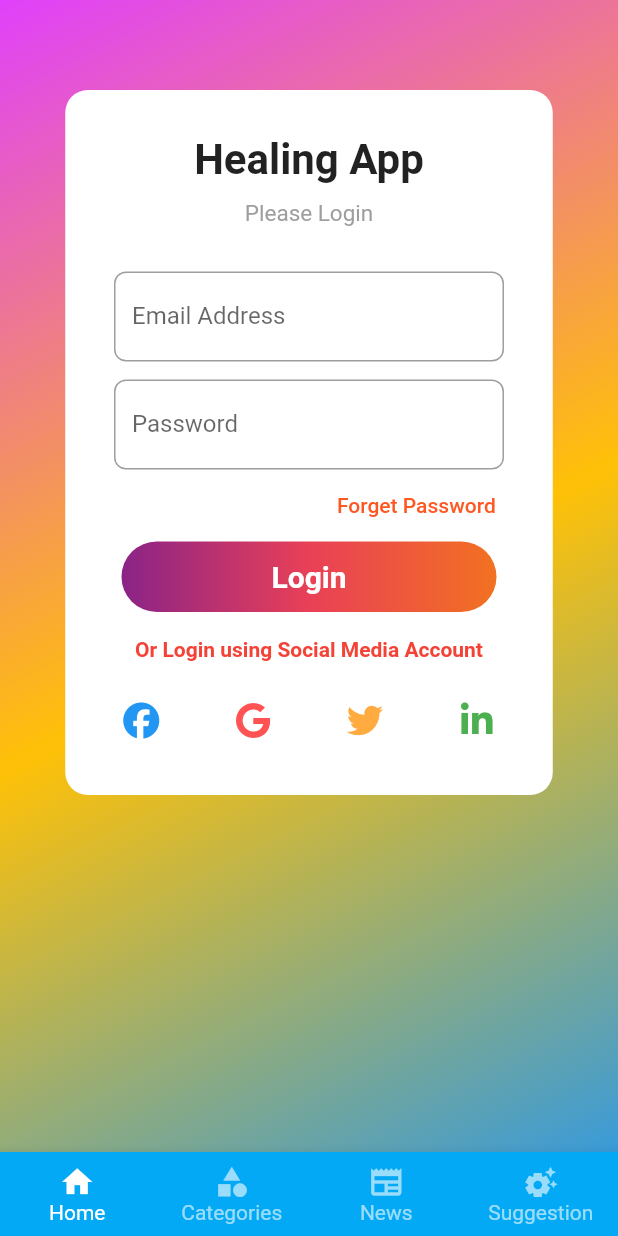
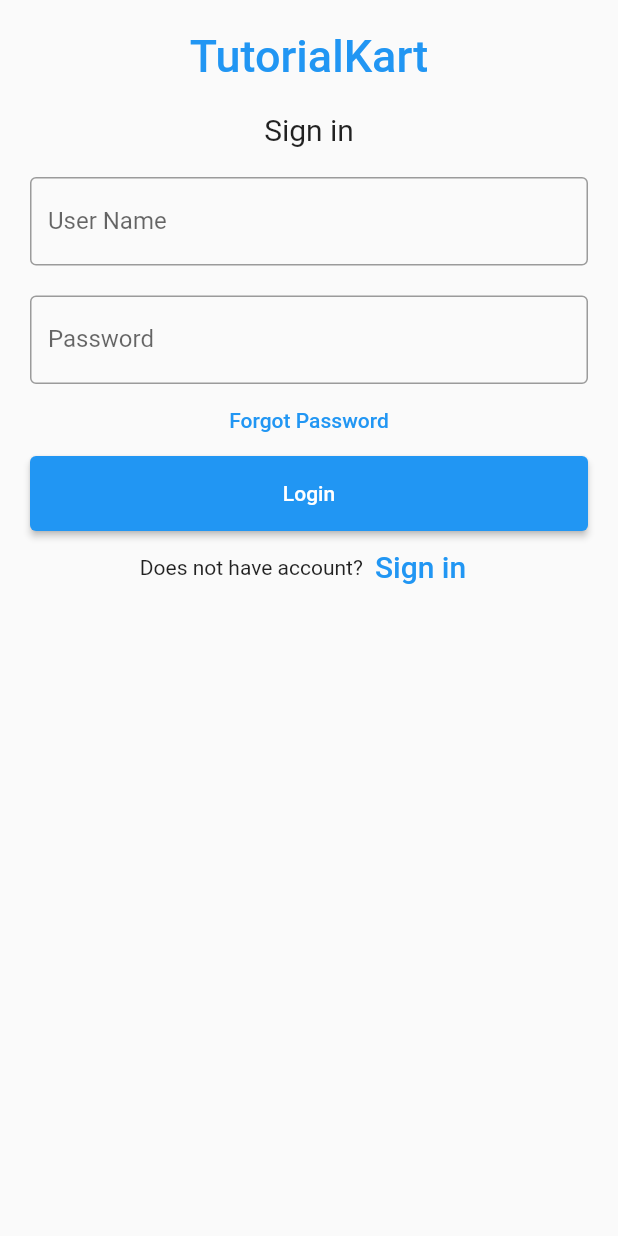
Before and after one commit to RakeshBhardwaj-coder/healingapp, a Flutter app: the screen it shows after launch, on a phone screen of 412 x 824 dp. Run offline on Flutter 3.47's test engine with Material 2 defaults, Android fonts, the phone set to English and light mode, and no system bars; our stand-ins replace carousel_slider, cloud_firestore, dropdown_search, file_picker, firebase_auth, firebase_core and 8 more; missing offline and left inert: dart:ffi; accounts and stored records are empty.

Commit message:
now to login is working

```diff
--- a/lib/main.dart
+++ b/lib/main.dart
@@ -2,6 +2,7 @@ import 'dart:ffi';
 import 'package:firebase_core/firebase_core.dart';
 import 'package:flutter/material.dart';
 import 'package:healingapp/pages/askQue.dart';
+import 'package:healingapp/pages/loginPage.dart';
 import 'package:healingapp/pages/signup.dart';
 import 'package:healingapp/pages/signup2.dart';
 import 'package:healingapp/routes.dart';
@@ -42,11 +43,11 @@ class MyApp extends StatelessWidget {
               child: MaterialApp(
                 themeMode: ThemeMode.light,
                 debugShowCheckedModeBanner: false,
-                initialRoute: MyRoutes.navigatorRoute,
+                initialRoute: MyRoutes.loginRoute,
                 routes: {
                   "/": (context) => SignUpWidget(),
                   MyRoutes.homeRoute: (context) => SignUpWidget(),
-                  MyRoutes.loginRoute: (context) => SignUpPage(),
+                  MyRoutes.loginRoute: (context) => LoginPage2(),
                   MyRoutes.askQueRoute: (context) => AskQue(),
                   MyRoutes.navigatorRoute: (context) => bottomNavigatorBar(),
                   MyRoutes.tryApp: (context) => CameraWidget(),
--- /dev/null
+++ b/lib/pages/loginPage.dart
@@ -0,0 +1,132 @@
+import 'dart:io';
+
+import 'package:flutter/material.dart';
+import 'package:form_field_validator/form_field_validator.dart';
+import 'package:healingapp/pages/login_page.dart';
+import 'package:healingapp/pages/signup.dart';
+import 'package:healingapp/widgets/bottomNavigatorBar.dart';
+
+class LoginPage2 extends StatefulWidget {
+  LoginPage2({Key? key}) : super(key: key);
+
+  @override
+  _LoginPage2State createState() => _LoginPage2State();
+}
+
+class _LoginPage2State extends State<LoginPage2> {
+  GlobalKey<FormState> formkey = GlobalKey<FormState>();
+
+  @override
+  Widget build(BuildContext context) {
+    return Material(
+      child: Form(
+        key: formkey,
+        child: Padding(
+            padding: const EdgeInsets.all(10),
+            child: ListView(
+              children: <Widget>[
+                Container(
+                    alignment: Alignment.center,
+                    padding: const EdgeInsets.all(10),
+                    child: const Text(
+                      'TutorialKart',
+                      style: TextStyle(
+                          color: Colors.blue,
+                          fontWeight: FontWeight.w500,
+                          fontSize: 30),
+                    )),
+                Container(
+                    alignment: Alignment.center,
+                    padding: const EdgeInsets.all(10),
+                    child: const Text(
+                      'Sign in',
+                      style: TextStyle(fontSize: 20),
+                    )),
+                Container(
+                  padding: const EdgeInsets.all(10),
+                  child: TextFormField(
+                    validator: (value) {
+                      if (value == null || value.isEmpty) {
+                        return 'Please enter some text';
+                      }
+                      return null;
+                    },
+                    // controller: nameController,
+                    decoration: const InputDecoration(
+                      border: OutlineInputBorder(),
+                      labelText: 'User Name',
+                    ),
+                  ),
+                ),
+                Container(
+                  padding: const EdgeInsets.fromLTRB(10, 10, 10, 0),
+                  child: TextFormField(
+                    validator: MultiValidator([
+                      RequiredValidator(errorText: "* Required"),
+                      MinLengthValidator(6,
+                          errorText: "Password should be atleast 6 characters"),
+                      MaxLengthValidator(15,
+                          errorText:
+                              "Password should not be greater than 15 characters")
+                    ]),
+                    obscureText: true,
+                    // controller: passwordController,
+                    decoration: const InputDecoration(
+                      border: OutlineInputBorder(),
+                      labelText: 'Password',
+                    ),
+                  ),
+                ),
+                TextButton(
+                  onPressed: () {
+                    //forgot password screen
+                  },
+                  child: const Text(
+                    'Forgot Password',
+                  ),
+                ),
+                Container(
+                    height: 50,
+                    padding: const EdgeInsets.fromLTRB(10, 0, 10, 0),
+                    child: ElevatedButton(
+                      child: const Text('Login'),
+                      onPressed: () {
+                        // print(nameController.text);
+                        // print(passwordController.text);
+                        if (formkey.currentState!.validate()) {
+                          // print("GnnnndTu");
+                          setState(() {
+                            existEmail = emailController.text;
+                            existPassword = passwordController.text;
+                          });
+                          signIn();
+
+                          Navigator.pushReplacement(
+                              context,
+                              MaterialPageRoute(
+                                builder: (context) => bottomNavigatorBar(),
+                              ));
+                        }
+                      },
+                    )),
+                Row(
+                  children: <Widget>[
+                    const Text('Does not have account?'),
+                    TextButton(
+                      child: const Text(
+                        'Sign in',
+                        style: TextStyle(fontSize: 20),
+                      ),
+                      onPressed: () {
+                        //signup screen
+                      },
+                    )
+                  ],
+                  mainAxisAlignment: MainAxisAlignment.center,
+                ),
+              ],
+            )),
+      ),
+    );
+  }
+}
--- a/lib/pages/signup.dart
+++ b/lib/pages/signup.dart
@@ -1,13 +1,15 @@
+
 import 'package:firebase_auth/firebase_auth.dart';
 import 'package:flutter/material.dart';
+import 'package:healingapp/pages/login_page.dart';
+import 'package:healingapp/widgets/bottomNavigatorBar.dart';
+
+final TextEditingController emailController = TextEditingController();
+final TextEditingController passwordController = TextEditingController();
+final TextEditingController confirmPasswordController = TextEditingController();
 
 class SignUpPage extends StatelessWidget {
   SignUpPage({Key? key}) : super(key: key);
-
-  final TextEditingController emailController = TextEditingController();
-  final TextEditingController passwordController = TextEditingController();
-  final TextEditingController confirmPasswordController =
-      TextEditingController();
 
   final _formKey = GlobalKey<FormState>();
 
@@ -40,21 +42,6 @@ class SignUpPage extends StatelessWidget {
       print("Password length should be more than 6 letter.");
     } else {
       print("Password and confirm not matching.");
-    }
-  }
-
-  signIn() async {
-    try {
-      UserCredential userCredential = await FirebaseAuth.instance
-          .signInWithEmailAndPassword(
-              email: "barry.allen@example.com",
-              password: "SuperSecretPassword!");
-    } on FirebaseAuthException catch (e) {
-      if (e.code == 'user-not-found') {
-        print('No user found for that email.');
-      } else if (e.code == 'wrong-password') {
-        print('Wrong password provided for that user.');
-      }
     }
   }
 
@@ -110,7 +97,7 @@ class SignUpPage extends StatelessWidget {
                 ),
                 Padding(
                   padding: const EdgeInsets.fromLTRB(0, 10, 0, 20),
-                  child: TextFormField(
+                  child: TextField(
                       obscureText: true,
                       controller: confirmPasswordController,
                       decoration: InputDecoration(
@@ -146,3 +133,18 @@ class SignUpPage extends StatelessWidget {
     );
   }
 }
+
+signIn() async {
+  try {
+    UserCredential userCredential = await FirebaseAuth.instance
+        .signInWithEmailAndPassword(
+            email: existEmail!, password: existPassword!);
+    print("Hoge lwda sign in");
+  } on FirebaseAuthException catch (e) {
+    if (e.code == 'user-not-found') {
+      print('No user found for that email.');
+    } else if (e.code == 'wrong-password') {
+      print('Wrong password provided for that user.');
+    }
+  }
+}
--- a/lib/widgets/bottomNavigatorBar.dart
+++ b/lib/widgets/bottomNavigatorBar.dart
@@ -2,6 +2,7 @@ import 'package:flutter/material.dart';
 import 'package:healingapp/pages/askQue.dart';
 import 'package:healingapp/pages/helpUs.dart';
 import 'package:healingapp/pages/home_page.dart';
+import 'package:healingapp/pages/loginPage.dart';
 import 'package:healingapp/pages/login_page.dart';
 import 'package:healingapp/pages/news_Page.dart';
 import 'package:healingapp/pages/signup.dart';
@@ -19,7 +20,7 @@ class bottomNavigatorBar extends StatefulWidget {
 class _bottomNavigatorBarState extends State<bottomNavigatorBar> {
   int _selectedIndex = 0;
   static List<Widget> _widgetOptions = <Widget>[
-    LoginPage(),
+    HomePage(),
     SignUpPage(),
     AskQue(),
     HelpUs()
--- a/pubspec.yaml
+++ b/pubspec.yaml
@@ -40,6 +40,7 @@ dependencies:
   flutter:
     sdk: flutter
   font_awesome_flutter: ^10.0.0
+  form_field_validator: ^1.1.0
   google_fonts: ^2.3.1
   image_cropper: ^1.5.0
   image_picker: ^0.8.4+10
```
Also changed, not shown: lib/pages/login_page.dart (+39 -7 lines), pubspec.lock.
